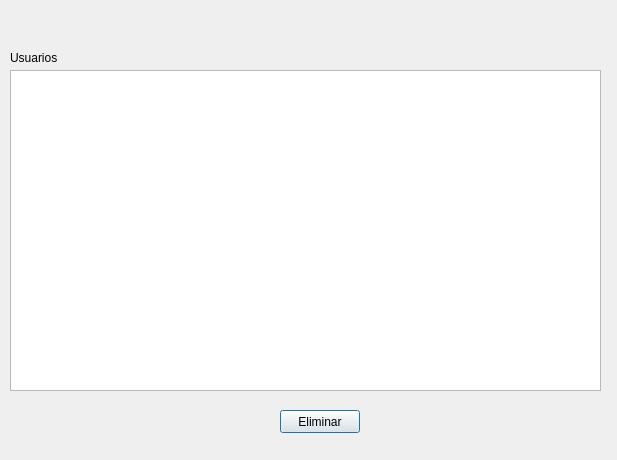
Qt form GUI/Ventanas/ventanaquitar.ui (Hypotech/Proyecto_Terminal) before a commit.
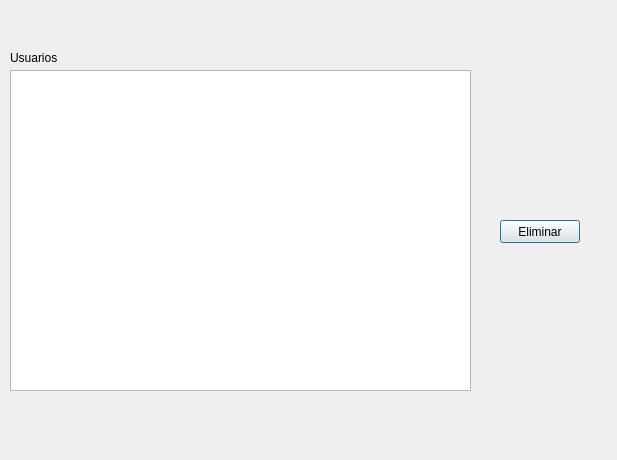
The same form after that commit.

```diff
--- a/GUI/Ventanas/ventanaquitar.ui
+++ b/GUI/Ventanas/ventanaquitar.ui
@@ -29,8 +29,8 @@
   <widget class="QPushButton" name="Btn_Eliminar">
    <property name="geometry">
     <rect>
-     <x>280</x>
-     <y>410</y>
+     <x>500</x>
+     <y>220</y>
      <width>80</width>
      <height>23</height>
     </rect>
@@ -39,12 +39,12 @@
     <string>Eliminar</string>
    </property>
   </widget>
-  <widget class="QListWidget" name="listWidget">
+  <widget class="QListView" name="lv_displayUsuarios">
    <property name="geometry">
     <rect>
      <x>10</x>
      <y>70</y>
-     <width>591</width>
+     <width>461</width>
      <height>321</height>
     </rect>
    </property>
```
Left out of the diff: 2 changed lines with no effect on the pictures.
